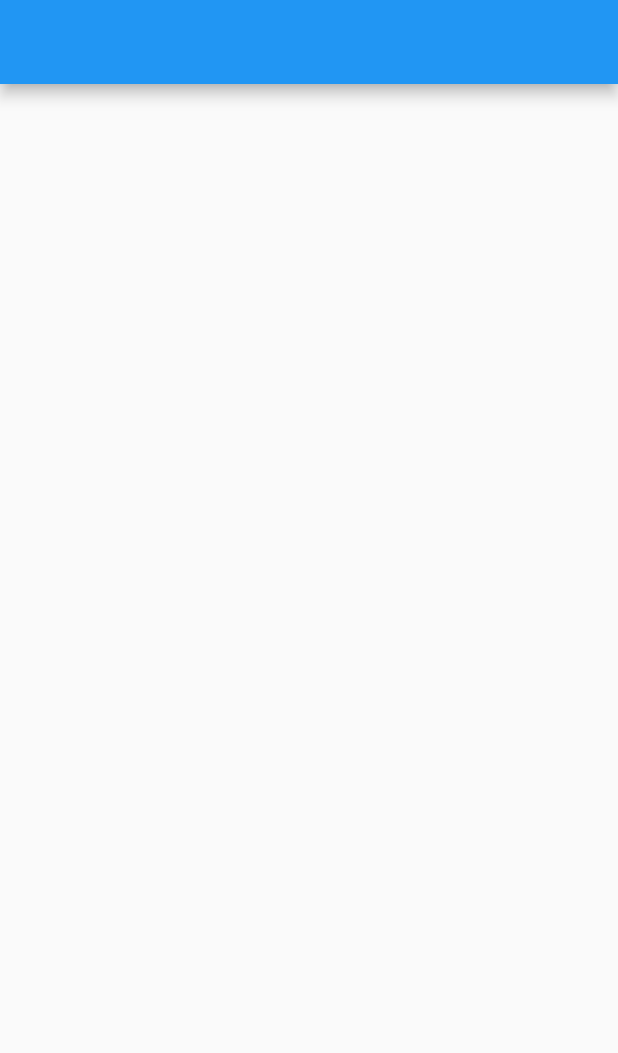
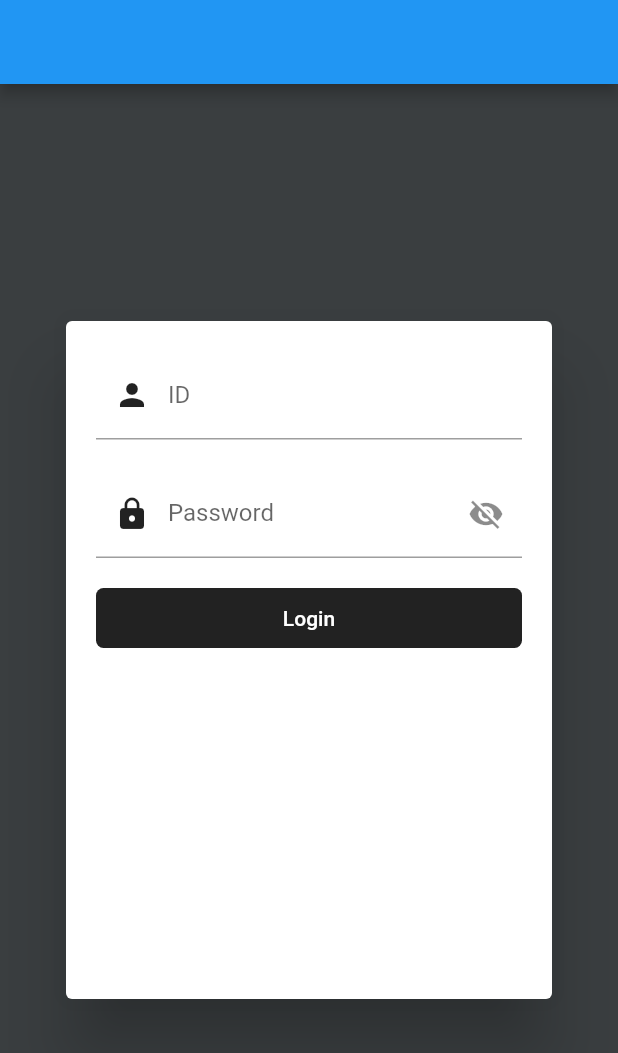
Before and after one commit to xiaoching00/assignment, a Flutter app: the screen it shows after launch, on a phone screen of 412 x 824 dp. Shown: the top 1053 px of the screen. Run offline on Flutter 3.47's test engine with Material 2 defaults, Android fonts, the phone set to English and light mode, and no system bars; our stand-ins replace firebase_core; accounts and stored records are empty.

Commit message:
login design

```diff
--- a/lib/main.dart
+++ b/lib/main.dart
@@ -27,12 +27,81 @@ class MyApp extends StatefulWidget {
 }
 
 class _MyAppState extends State<MyApp> {
+  TextEditingController staffID = TextEditingController();
+  TextEditingController password = TextEditingController();
+  bool hideText = true;
   @override
   Widget build(BuildContext context) {
     return Scaffold(
       appBar: AppBar(),
-      body: ListView(
-        children: [],
+      backgroundColor: const Color(0xff3a3e40),
+      body: Center(
+        child: Container(
+          height: 500,
+          margin: const EdgeInsets.only(left:20,right:20),
+          padding: const EdgeInsets.all(20),
+          child: Card(
+            elevation: 20,
+            child: SingleChildScrollView(
+              scrollDirection: Axis.vertical,
+              child: Container(
+                padding: const EdgeInsets.all(20),
+                child: Column(
+                  children: [
+                    //const Padding(padding: EdgeInsets.all(50)),
+                    // Image.asset(
+                    //   "assets/login.png",
+                    //   height: 200,
+                    //   scale: 0.5,
+                    // ),
+                    TextFormField(
+                      controller: staffID,
+                      decoration: const InputDecoration(
+                          prefixIcon: Icon(Icons.person, color: Colors.black87),
+                          labelText: "ID",
+                          hintText: "Type your id"
+                      ),
+                    ),
+                    const Padding(padding: EdgeInsets.all(10)),
+                    TextFormField(
+                      obscureText: hideText,
+                      controller: password,
+                      decoration: InputDecoration(
+                          prefixIcon: const Icon(Icons.lock, color: Colors.black87,),
+                          suffixIcon: IconButton(
+                              onPressed: (){
+                                setState(() {
+                                  hideText = !hideText;
+                                });
+                              },
+                              icon: Icon(hideText ? Icons.visibility_off : Icons.visibility)
+                          ),
+                          labelText: "Password",
+                          hintText: "Type your password"
+                      ),
+                    ),
+                    const Padding(padding: EdgeInsets.all(10)),
+                    Container(
+                      width: 400,
+                      height: 40,
+                      decoration: BoxDecoration(
+                        borderRadius: BorderRadius.circular(5),
+                        color: Colors.black87,
+                      ),
+                      child: TextButton(
+                        onPressed: (){},
+                        child: const Text(
+                          "Login",
+                          style: TextStyle(color: Colors.white),
+                        ),
+                      ),
+                    ),
+                  ],
+                ),
+              ),
+            ),
+          ),
+        ),
       ),
     );
   }
```
Also changed, not shown: 1 other file.
